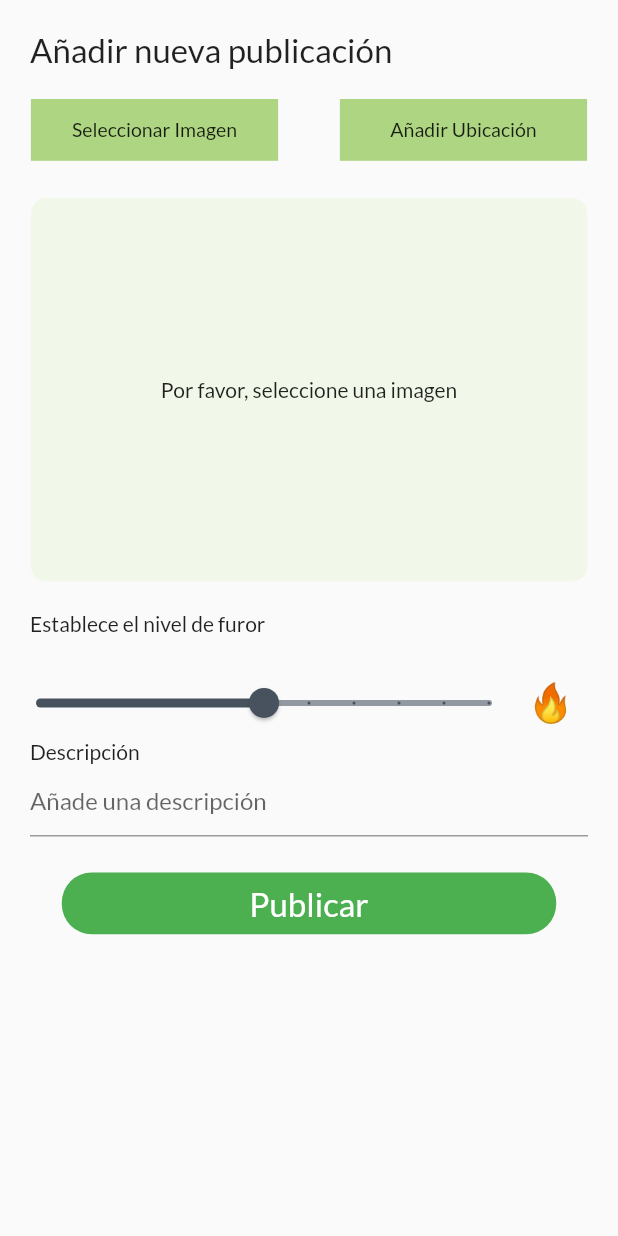
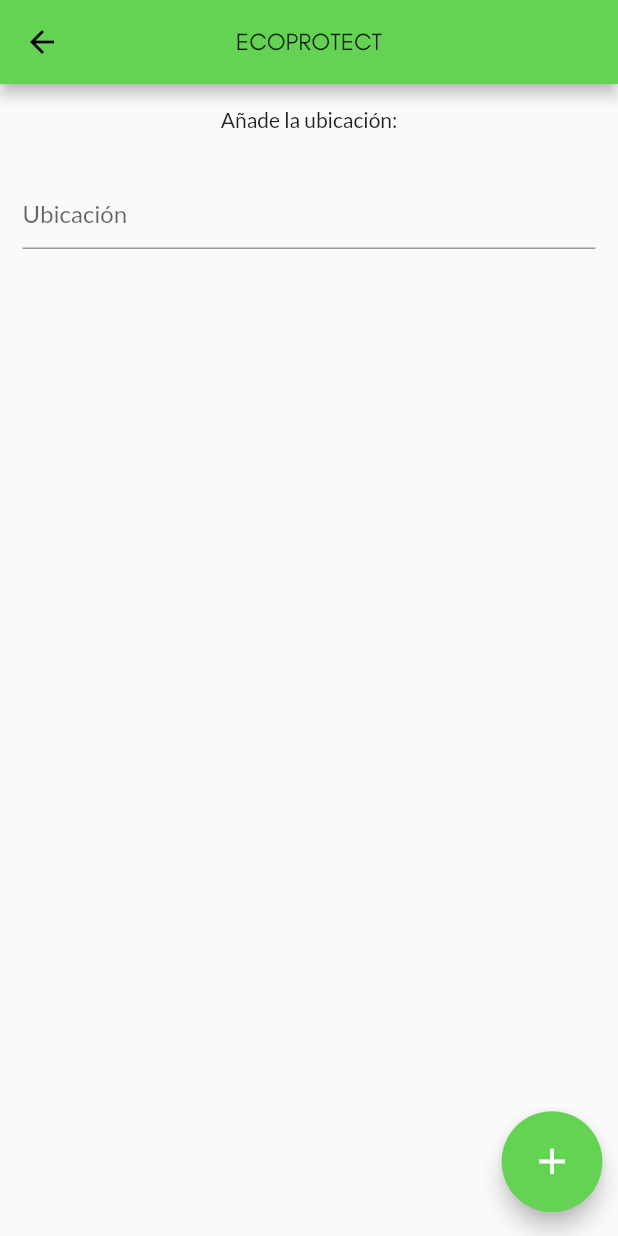
Before and after one commit to lorenamartineztorres/frontendpruebas, a Flutter app: the Upload screen opened directly, after a tap on "Añadir Ubicación", on a phone screen of 412 x 824 dp. Run offline on Flutter 3.47's test engine with Material 2 defaults, Android fonts, the phone set to English and light mode, and no system bars; our stand-ins replace google_fonts, image_picker.

Commit message:
Pantalla Añadir ubicación

```diff
--- /dev/null
+++ b/lib/addLocation.dart
@@ -0,0 +1,51 @@
+import 'package:flutter/material.dart';
+
+
+
+class AddLocation extends StatelessWidget {
+  String location = "Madrid";
+  // This widget is the root of your application.
+  @override
+  Widget build(BuildContext context) {
+    return Scaffold(
+      appBar: AppBar(
+        centerTitle: true,
+        title: Text(
+          'ECOPROTECT',
+          style: TextStyle(fontSize: 16.0, fontFamily: 'Glacial Indifference'),
+        ),
+      ),
+      body: Column(
+        children: <Widget>[
+          Padding(
+                padding: const EdgeInsets.all(15.0),
+                child: Text("Añade la ubicación:"),
+             ),
+          Padding(
+                padding: const EdgeInsets.all(15.0),
+                child: TextFormField(
+                onChanged:(text) {
+                    this.location = text;
+                },
+                decoration: InputDecoration(
+                hintText: 'Ubicación',
+                 ),
+                ),
+             ),
+
+        ]
+      ),
+      floatingActionButton:
+                Transform.scale(
+                scale: 1.2,
+                alignment: Alignment.bottomCenter,
+                child: FloatingActionButton(
+                  onPressed: () {
+                    Navigator.of(context).pop(true);
+                  },
+                  child: Icon(Icons.add),
+                  backgroundColor:  Color.fromRGBO(100, 211, 83, 1),
+                ),
+    ));
+  }
+}
--- a/lib/upload.dart
+++ b/lib/upload.dart
@@ -1,5 +1,6 @@
 import 'package:flutter/material.dart';
 import 'package:image_picker/image_picker.dart';
+import 'package:flutter_application_1/addLocation.dart';
 
 class Upload extends StatefulWidget {
   //stateful ja que cambiara depende un parametro de entrada, la ubicación
@@ -64,7 +65,12 @@
                     decoration: BoxDecoration(color: Colors.lightGreen[300]),
                     //borderRadius: BorderRadius.circular(20)),
                     child: FlatButton(
-                        onPressed: () {}, //TODO AÑADIR UBICACIÓN
+                        onPressed: () {
+                          Navigator.of(context).push(
+                              MaterialPageRoute<void>(
+                                builder: (context) => AddLocation(),
+                              ));
+                        }, //TODO AÑADIR UBICACIÓN
                         child: Align(
                           alignment: Alignment.center,
                           child: Text("Añadir Ubicación",
```
Also changed, not shown: lib/requests.dart (added), pubspec.lock.
